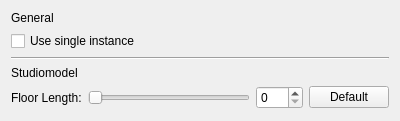
Old version of the form src/tools/hlmv/ui/options/OptionsPageGeneral.ui in the repository SamVanheer/HalfLifeAssetManager.
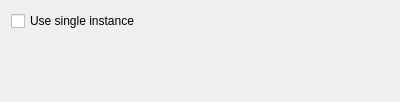
New version of the form.

Commit message: Move studiomodel settings to its own options page & settings object

```diff
--- a/src/tools/hlmv/ui/options/OptionsPageGeneral.ui
+++ b/src/tools/hlmv/ui/options/OptionsPageGeneral.ui
@@ -7,25 +7,13 @@
     <x>0</x>
     <y>0</y>
     <width>400</width>
-    <height>121</height>
+    <height>102</height>
    </rect>
   </property>
   <property name="windowTitle">
    <string>Form</string>
   </property>
-  <layout class="QVBoxLayout" name="verticalLayout">
-   <item>
-    <widget class="QLabel" name="label_3">
-     <property name="text">
-      <string>General</string>
-     </property>
-    </widget>
-   </item>
-   <item>
-    <layout class="QGridLayout" name="gridLayout_2">
-     <property name="bottomMargin">
-      <number>0</number>
-     </property>
+  <layout class="QGridLayout" name="gridLayout">
      <item row="0" column="0">
       <widget class="QCheckBox" name="UseSingleInstance">
        <property name="text">
@@ -33,55 +21,6 @@
        </property>
       </widget>
      </item>
-    </layout>
-   </item>
-   <item>
-    <widget class="Line" name="line">
-     <property name="orientation">
-      <enum>Qt::Horizontal</enum>
-     </property>
-    </widget>
-   </item>
-   <item>
-    <widget class="QLabel" name="label_2">
-     <property name="text">
-      <string>Studiomodel</string>
-     </property>
-    </widget>
-   </item>
-   <item>
-    <layout class="QGridLayout" name="gridLayout_3">
-     <property name="bottomMargin">
-      <number>0</number>
-     </property>
-     <item row="0" column="0">
-      <widget class="QLabel" name="label">
-       <property name="text">
-        <string>Floor Length:</string>
-       </property>
-      </widget>
-     </item>
-     <item row="0" column="1">
-      <widget class="QSlider" name="FloorLengthSlider">
-       <property name="orientation">
-        <enum>Qt::Horizontal</enum>
-       </property>
-      </widget>
-     </item>
-     <item row="0" column="3">
-      <widget class="QPushButton" name="ResetFloorLength">
-       <property name="text">
-        <string>Default</string>
-       </property>
-      </widget>
-     </item>
-     <item row="0" column="2">
-      <widget class="QSpinBox" name="FloorLengthSpinner">
-       <property name="maximum">
-        <number>100</number>
-       </property>
-      </widget>
-     </item>
      <item row="1" column="0">
       <spacer name="verticalSpacer">
        <property name="orientation">
@@ -94,8 +33,6 @@
         </size>
        </property>
       </spacer>
-     </item>
-    </layout>
    </item>
   </layout>
  </widget>
```
Lines whose indentation alone changed are shown as unchanged. The commit also changes 16 other files.
